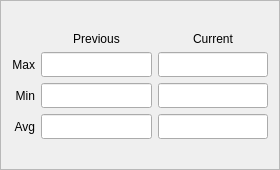
Above: src/gui/statsbox.ui from NIA/seismoreg before the change. Below: the same form after it.
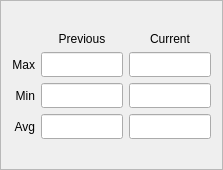
That is the form after the change.

Commit message:
GUI improvements: part 5: decreasing width
To allow the window have less width:

- Set less minWidth to plots
- Make statbox inputs almost fixed-width
- Some grid fixes in settings area

Also fixed a bug with computing average for big numbers

Diff of the .ui file:
```diff
--- a/src/gui/statsbox.ui
+++ b/src/gui/statsbox.ui
@@ -6,7 +6,7 @@
    <rect>
     <x>0</x>
     <y>0</y>
-    <width>280</width>
+    <width>217</width>
     <height>170</height>
    </rect>
   </property>
@@ -43,6 +43,12 @@
        <height>25</height>
       </size>
      </property>
+     <property name="maximumSize">
+      <size>
+       <width>85</width>
+       <height>25</height>
+      </size>
+     </property>
      <property name="alignment">
       <set>Qt::AlignCenter</set>
      </property>
@@ -59,6 +65,12 @@
        <height>25</height>
       </size>
      </property>
+     <property name="maximumSize">
+      <size>
+       <width>85</width>
+       <height>25</height>
+      </size>
+     </property>
      <property name="alignment">
       <set>Qt::AlignCenter</set>
      </property>
@@ -75,6 +87,12 @@
        <height>25</height>
       </size>
      </property>
+     <property name="maximumSize">
+      <size>
+       <width>85</width>
+       <height>25</height>
+      </size>
+     </property>
      <property name="alignment">
       <set>Qt::AlignCenter</set>
      </property>
@@ -121,6 +139,12 @@
        <height>25</height>
       </size>
      </property>
+     <property name="maximumSize">
+      <size>
+       <width>85</width>
+       <height>25</height>
+      </size>
+     </property>
      <property name="alignment">
       <set>Qt::AlignCenter</set>
      </property>
@@ -137,6 +161,12 @@
        <height>25</height>
       </size>
      </property>
+     <property name="maximumSize">
+      <size>
+       <width>85</width>
+       <height>25</height>
+      </size>
+     </property>
      <property name="alignment">
       <set>Qt::AlignCenter</set>
      </property>
@@ -163,6 +193,12 @@
        <height>25</height>
       </size>
      </property>
+     <property name="maximumSize">
+      <size>
+       <width>85</width>
+       <height>25</height>
+      </size>
+     </property>
      <property name="alignment">
       <set>Qt::AlignCenter</set>
      </property>
```
The commit also changes 3 other files.
